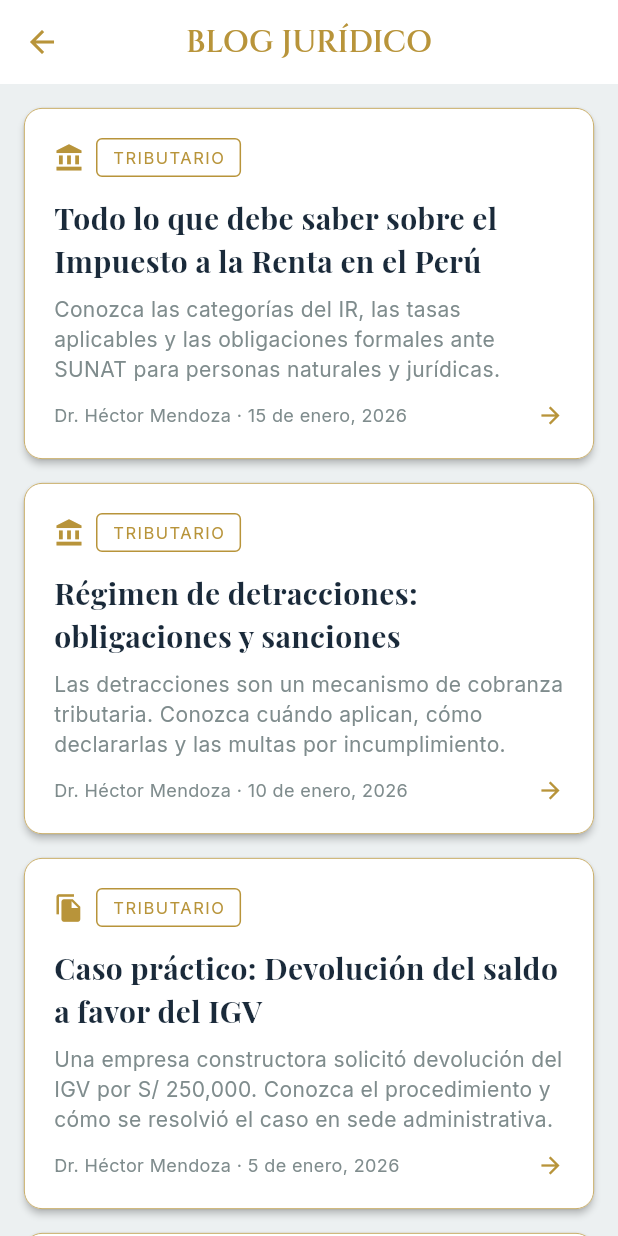
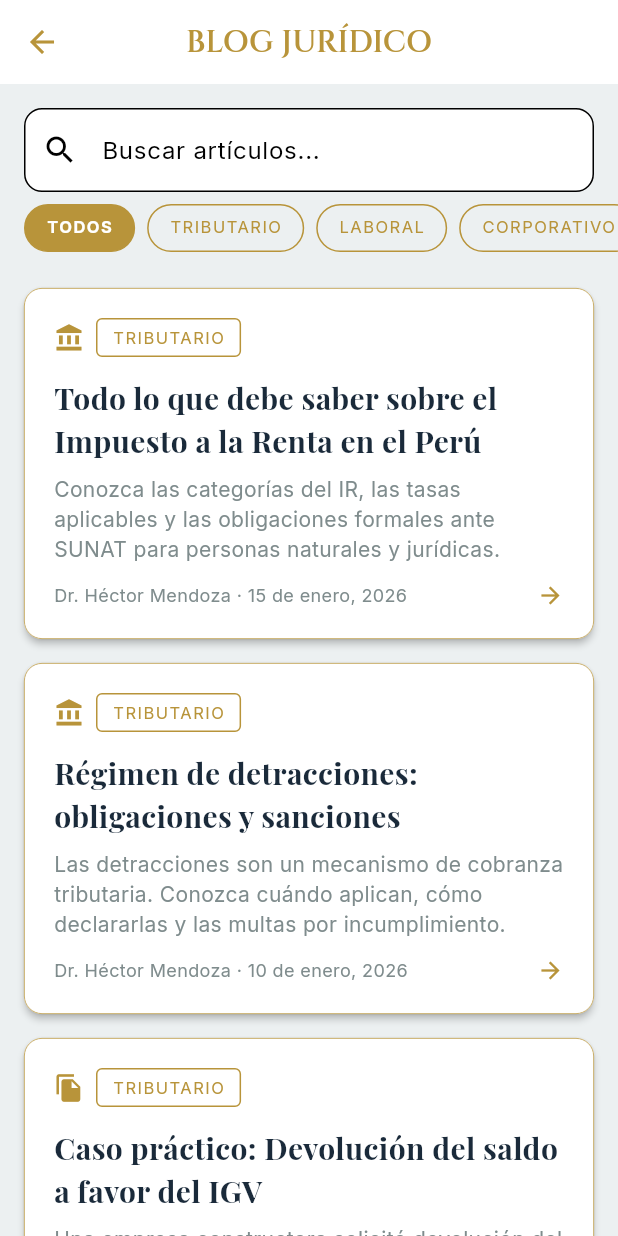
Before and after one commit to geniohd-beep/hm_asociados, a Flutter app: the BlogScreen screen opened directly, on a phone screen of 412 x 824 dp. Run offline on Flutter 3.47's test engine with Material 3 defaults, Android fonts, the phone set to English and light mode, and no system bars; our stand-ins replace google_fonts, shared_preferences; accounts and stored records are empty.

Commit message:
Blog: add search bar and category filter chips

```diff
--- a/lib/screens/blog_screen.dart
+++ b/lib/screens/blog_screen.dart
@@ -5,20 +5,165 @@ import 'package:hm_asociados/models/blog_data.dart';
 import 'package:hm_asociados/models/blog_post.dart';
 import 'package:hm_asociados/screens/blog_detail_screen.dart';
 
-class BlogScreen extends StatelessWidget {
+class BlogScreen extends StatefulWidget {
   const BlogScreen({super.key});
 
   @override
+  State<BlogScreen> createState() => _BlogScreenState();
+}
+
+class _BlogScreenState extends State<BlogScreen> {
+  final TextEditingController _searchController = TextEditingController();
+  String _searchQuery = '';
+  String? _selectedCategory;
+
+  static const List<String> _categories = [
+    'Tributario',
+    'Laboral',
+    'Corporativo',
+    'Familia',
+    'Penal',
+    'Civil',
+    'Constitucional',
+    'Administrativo',
+    'Propiedad Intelectual',
+    'Ambiental',
+    'Consumidor',
+    'Digital',
+  ];
+
+  List<BlogPost> get _filteredPosts {
+    return blogPosts.where((post) {
+      final matchesCategory = _selectedCategory == null || post.category == _selectedCategory;
+      if (!matchesCategory) return false;
+      if (_searchQuery.isEmpty) return true;
+      final query = _searchQuery.toLowerCase();
+      return post.title.toLowerCase().contains(query) ||
+          post.excerpt.toLowerCase().contains(query) ||
+          post.content.toLowerCase().contains(query) ||
+          post.category.toLowerCase().contains(query);
+    }).toList();
+  }
+
+  @override
+  void dispose() {
+    _searchController.dispose();
+    super.dispose();
+  }
+
+  @override
   Widget build(BuildContext context) {
+    final filtered = _filteredPosts;
+
     return Scaffold(
       appBar: AppBar(title: const Text('BLOG JURÍDICO')),
-      body: ListView.builder(
-        padding: const EdgeInsets.all(16),
-        itemCount: blogPosts.length,
-        itemBuilder: (context, index) {
-          final post = blogPosts[index];
-          return _BlogCard(post: post);
-        },
+      body: Column(
+        children: [
+          Container(
+            padding: const EdgeInsets.fromLTRB(16, 16, 16, 0),
+            child: TextField(
+              controller: _searchController,
+              decoration: InputDecoration(
+                hintText: 'Buscar artículos...',
+                prefixIcon: const Icon(Icons.search),
+                suffixIcon: _searchQuery.isNotEmpty
+                    ? IconButton(
+                        icon: const Icon(Icons.clear),
+                        onPressed: () {
+                          _searchController.clear();
+                          setState(() => _searchQuery = '');
+                        },
+                      )
+                    : null,
+                border: OutlineInputBorder(borderRadius: BorderRadius.circular(12)),
+                filled: true,
+                fillColor: Colors.white,
+              ),
+              onChanged: (v) => setState(() => _searchQuery = v),
+            ),
+          ),
+          SizedBox(
+            height: 48,
+            child: ListView(
+              scrollDirection: Axis.horizontal,
+              padding: const EdgeInsets.symmetric(horizontal: 16, vertical: 8),
+              children: [
+                _FilterChip(
+                  label: 'TODOS',
+                  selected: _selectedCategory == null,
+                  onTap: () => setState(() => _selectedCategory = null),
+                ),
+                ..._categories.map((c) => _FilterChip(
+                      label: c.toUpperCase(),
+                      selected: _selectedCategory == c,
+                      onTap: () => setState(() => _selectedCategory = _selectedCategory == c ? null : c),
+                    )),
+              ],
+            ),
+          ),
+          Expanded(
+            child: filtered.isEmpty
+                ? Center(
+                    child: Column(
+                      mainAxisSize: MainAxisSize.min,
+                      children: [
+                        Icon(Icons.search_off, size: 64, color: AppTheme.textMuted.withValues(alpha: 0.5)),
+                        const SizedBox(height: 16),
+                        Text(
+                          'No se encontraron artículos',
+                          style: TextStyle(color: AppTheme.textMuted, fontSize: 16),
+                        ),
+                      ],
+                    ),
+                  )
+                : ListView.builder(
+                    padding: const EdgeInsets.fromLTRB(16, 0, 16, 16),
+                    itemCount: filtered.length,
+                    itemBuilder: (context, index) {
+                      return _BlogCard(post: filtered[index]);
+                    },
+                  ),
+          ),
+        ],
+      ),
+    );
+  }
+}
+
+class _FilterChip extends StatelessWidget {
+  final String label;
+  final bool selected;
+  final VoidCallback onTap;
+
+  const _FilterChip({
+    required this.label,
+    required this.selected,
+    required this.onTap,
+  });
+
+  @override
+  Widget build(BuildContext context) {
+    return Padding(
+      padding: const EdgeInsets.only(right: 8),
+      child: GestureDetector(
+        onTap: onTap,
+        child: Container(
+          padding: const EdgeInsets.symmetric(horizontal: 14, vertical: 6),
+          decoration: BoxDecoration(
+            color: selected ? AppTheme.primaryGold : Colors.transparent,
+            borderRadius: BorderRadius.circular(20),
+            border: Border.all(color: AppTheme.primaryGold),
+          ),
+          child: Text(
+            label,
+            style: TextStyle(
+              fontSize: 11,
+              letterSpacing: 1,
+              fontWeight: selected ? FontWeight.bold : FontWeight.normal,
+              color: selected ? Colors.white : AppTheme.primaryGold,
+            ),
+          ),
+        ),
       ),
     );
   }
@@ -32,7 +177,7 @@ class _BlogCard extends StatelessWidget {
   @override
   Widget build(BuildContext context) {
     return Card(
-      margin: const EdgeInsets.only(bottom: 16),
+      margin: const EdgeInsets.only(top: 16),
       child: InkWell(
         borderRadius: BorderRadius.circular(12),
         onTap: () => Navigator.push(
```
